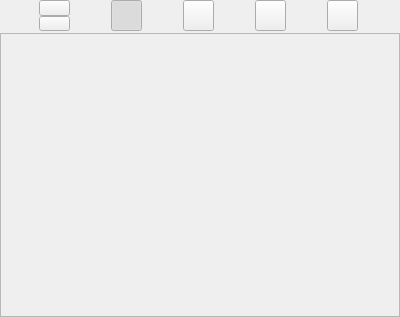
Old version of the form src/Mod/Cam2/Gui/CamProjectDockWindow.ui in the repository mrlukeparry/FreeCAD_sf_master.
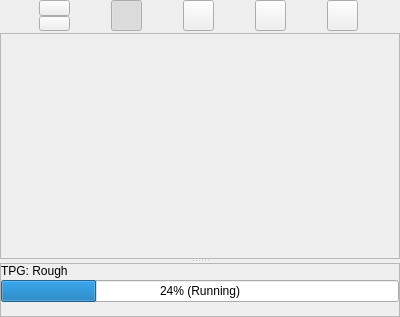
New version of the form. Icons and pictures are not drawn.

Commit message: Added progressbar section to CamProjectDockWindow

```diff
--- a/src/Mod/Cam2/Gui/CamProjectDockWindow.ui
+++ b/src/Mod/Cam2/Gui/CamProjectDockWindow.ui
@@ -194,7 +194,17 @@
        </layout>
       </item>
       <item>
+       <widget class="QSplitter" name="ProgressSplitter">
+        <property name="orientation">
+         <enum>Qt::Vertical</enum>
+        </property>
        <widget class="QScrollArea" name="SettingsScroll">
+         <property name="sizePolicy">
+          <sizepolicy hsizetype="Expanding" vsizetype="Expanding">
+           <horstretch>0</horstretch>
+           <verstretch>1</verstretch>
+          </sizepolicy>
+         </property>
         <property name="widgetResizable">
          <bool>true</bool>
         </property>
@@ -204,7 +214,7 @@
            <x>0</x>
            <y>0</y>
            <width>398</width>
-           <height>280</height>
+            <height>82</height>
           </rect>
          </property>
          <layout class="QFormLayout" name="formLayout">
@@ -221,6 +231,79 @@
            <number>0</number>
           </property>
          </layout>
+         </widget>
+        </widget>
+        <widget class="QScrollArea" name="ProgressScroll">
+         <property name="minimumSize">
+          <size>
+           <width>0</width>
+           <height>54</height>
+          </size>
+         </property>
+         <property name="widgetResizable">
+          <bool>true</bool>
+         </property>
+         <widget class="QWidget" name="scrollAreaWidgetContents">
+          <property name="geometry">
+           <rect>
+            <x>0</x>
+            <y>0</y>
+            <width>398</width>
+            <height>190</height>
+           </rect>
+          </property>
+          <layout class="QVBoxLayout" name="ProgressScrollLayout">
+           <property name="spacing">
+            <number>0</number>
+           </property>
+           <property name="margin">
+            <number>0</number>
+           </property>
+           <item>
+            <layout class="QVBoxLayout" name="ProgressBars">
+             <property name="spacing">
+              <number>2</number>
+             </property>
+             <item>
+              <widget class="QLabel" name="ProgressLabel1">
+               <property name="text">
+                <string>TPG: Rough</string>
+               </property>
+              </widget>
+             </item>
+             <item>
+              <widget class="QProgressBar" name="ProgressBar1">
+               <property name="value">
+                <number>24</number>
+               </property>
+               <property name="textVisible">
+                <bool>true</bool>
+               </property>
+               <property name="format">
+                <string>%p% (Running)</string>
+               </property>
+              </widget>
+             </item>
+             <item>
+              <spacer name="verticalSpacer">
+               <property name="orientation">
+                <enum>Qt::Vertical</enum>
+               </property>
+               <property name="sizeType">
+                <enum>QSizePolicy::MinimumExpanding</enum>
+               </property>
+               <property name="sizeHint" stdset="0">
+                <size>
+                 <width>20</width>
+                 <height>0</height>
+                </size>
+               </property>
+              </spacer>
+             </item>
+            </layout>
+           </item>
+          </layout>
+         </widget>
         </widget>
        </widget>
       </item>
```
Lines whose indentation alone changed are shown as unchanged.
